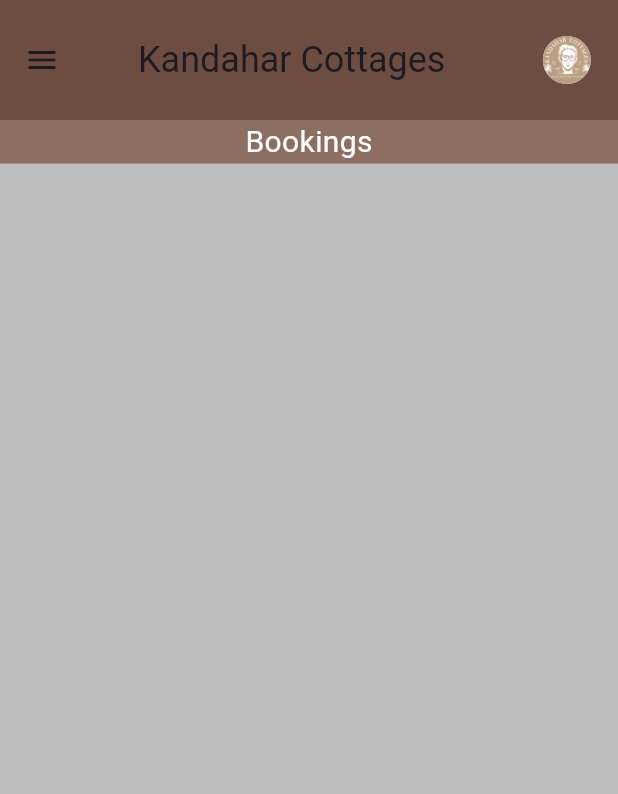
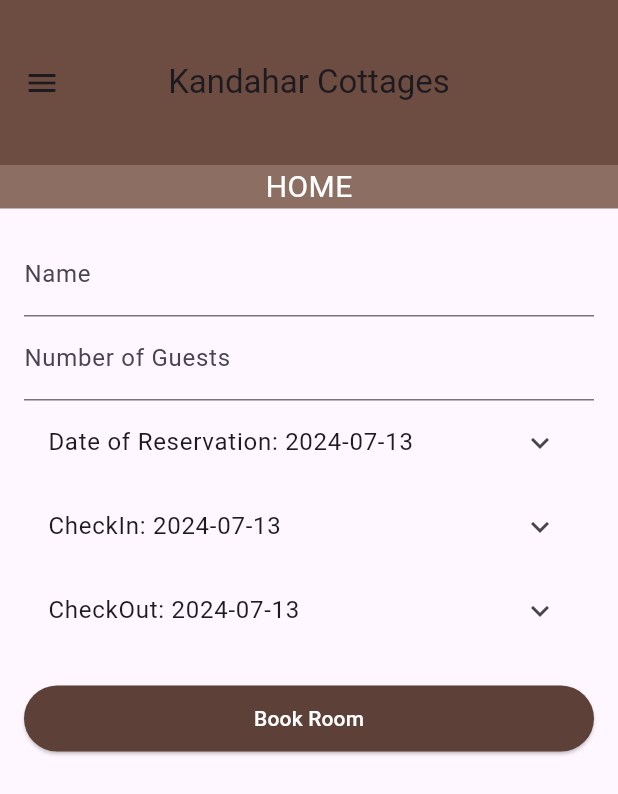
Before and after one commit to aileen717/kctech_frontend, a Flutter app: the Bookings screen opened by its route, on a phone screen of 412 x 824 dp. Shown: the top 794 px of the screen. Run offline on Flutter 3.47's test engine with Material 3 defaults, Android fonts, the phone set to English and light mode, and no system bars; our stand-ins replace carousel_slider, table_calendar.

Commit message:
Booking Page jp

```diff
--- a/lib/main.dart
+++ b/lib/main.dart
@@ -7,7 +7,7 @@ import 'package:kandahar/screens/bookings.dart';
 
 
 void main() => runApp(MaterialApp(
-initialRoute: '/',
+initialRoute: '/bookings',
 routes: {
 '/' : (context) => HomeScreen(),
 '/login' : (context) => Login(),
--- a/lib/screens/bookings.dart
+++ b/lib/screens/bookings.dart
@@ -6,30 +6,45 @@ class Bookings extends StatefulWidget {
 }
 
 class _BookingsState extends State<Bookings> {
+  final _formKey = GlobalKey<FormState>();
+  String _name = '';
+  String _email = '';
+  DateTime _reservationDate = DateTime.now();
+  DateTime _checkInDate = DateTime.now();
+  DateTime _checkOutDate = DateTime.now();
+
+  Future<void> _selectDate(BuildContext context, DateTime initialDate, Function(DateTime) onDateSelected) async {
+    final DateTime? picked = await showDatePicker(
+      context: context,
+      initialDate: initialDate,
+      firstDate: DateTime.now(),
+      lastDate: DateTime(2101),
+    );
+    if (picked != null && picked != initialDate) {
+      onDateSelected(picked);
+    }
+  }
+
+  void _submitForm() {
+    if (_formKey.currentState!.validate()) {
+      _formKey.currentState!.save();
+      print('Booking successful!');
+      print('Name: $_name');
+      print('Email: $_email');
+      print('Reservation Date: $_reservationDate');
+      print('CheckIn Date: $_checkInDate');
+      print('CheckOut Date: $_checkOutDate');
+    }
+  }
+
   @override
   Widget build(BuildContext context) {
     return Scaffold(
-      resizeToAvoidBottomInset: false,
-      backgroundColor: Colors.grey[400],
       appBar: AppBar(
+        title: Text('Kandahar Cottages'),
         backgroundColor: Colors.brown[600],
-        toolbarHeight: 80.0,
-        title: Row(
-          mainAxisAlignment: MainAxisAlignment.start,
-          children: [
-            SizedBox(width: 20), // Adjust the spacing as needed
-            Text(
-              'Kandahar Cottages',
-              style: TextStyle(fontSize: 24),
-            ),
-            SizedBox(width: 65.0,),
-            CircleAvatar(
-              radius: 16,
-              backgroundImage: AssetImage('assets/logo.png'), // Replace with your logo asset path
-            ),
-          ],
-        ),
         centerTitle: true,
+        toolbarHeight: 110.0,
       ),
       drawer: Drawer(
         child: ListView(
@@ -37,7 +52,7 @@ class _BookingsState extends State<Bookings> {
           children: <Widget>[
             DrawerHeader(
               decoration: BoxDecoration(
-                color: Colors.brown[500],
+                color: Colors.brown[900],
               ),
               child: Text(
                 'Menu',
@@ -75,13 +90,86 @@ class _BookingsState extends State<Bookings> {
         crossAxisAlignment: CrossAxisAlignment.stretch,
         children: <Widget>[
           PreferredSize(
-            preferredSize: Size.fromHeight(150.0),
+            preferredSize: Size.fromHeight(80.0),
             child: Container(
               color: Colors.brown[400],
               child: Center(
                 child: Text(
-                  'Bookings',
+                  'HOME',
                   style: TextStyle(color: Colors.white, fontSize: 20.0),
+                ),
+              ),
+            ),
+          ),
+          Expanded(
+            child: Padding(
+              padding: EdgeInsets.all(16.0),
+              child: Form(
+                key: _formKey,
+                child: ListView(
+                  children: [
+                    TextFormField(
+                      decoration: InputDecoration(labelText: 'Name'),
+                      validator: (value) {
+                        if (value!.isEmpty) {
+                          return 'Please enter your name';
+                        }
+                        return null;
+                      },
+                      onSaved: (value) {
+                        _name = value!;
+                      },
+                    ),
+                    TextFormField(
+                      decoration: InputDecoration(labelText: 'Number of Guests'),
+                      validator: (value) {
+                        if (value!.isEmpty) {
+                          return 'Please enter a valid Number of Guests';
+                        }
+                        return null;
+                      },
+                      onSaved: (value) {
+                        _email = value!;
+                      },
+                    ),
+                    ListTile(
+                      title: Text("Date of Reservation: ${_reservationDate.toLocal().toString().split(' ')[0]}"),
+                      trailing: Icon(Icons.keyboard_arrow_down),
+                      onTap: () => _selectDate(context, _reservationDate, (picked) {
+                        setState(() {
+                          _reservationDate = picked;
+                        });
+                      }),
+                    ),
+                    ListTile(
+                      title: Text("CheckIn: ${_checkInDate.toLocal().toString().split(' ')[0]}"),
+                      trailing: Icon(Icons.keyboard_arrow_down),
+                      onTap: () => _selectDate(context, _checkInDate, (picked) {
+                        setState(() {
+                          _checkInDate = picked;
+                        });
+                      }),
+                    ),
+                    ListTile(
+                      title: Text("CheckOut: ${_checkOutDate.toLocal().toString().split(' ')[0]}"),
+                      trailing: Icon(Icons.keyboard_arrow_down),
+                      onTap: () => _selectDate(context, _checkOutDate, (picked) {
+                        setState(() {
+                          _checkOutDate = picked;
+                        });
+                      }),
+                    ),
+                    SizedBox(height: 20.0),
+                    ElevatedButton(
+                      onPressed: _submitForm,
+                      child: Text('Book Room'),
+                      style: ElevatedButton.styleFrom(
+                        backgroundColor: Colors.brown[700], // Background color
+                        foregroundColor: Colors.white, // Text color
+                        padding: EdgeInsets.symmetric(horizontal: 24.0, vertical: 12.0),
+                      ),
+                    ),
+                  ],
                 ),
               ),
             ),
--- a/pubspec.yaml
+++ b/pubspec.yaml
@@ -12,6 +12,7 @@ dependencies:
   carousel_slider: ^4.0.0
   table_calendar: ^3.0.2
   http: ^1.2.1
+  provider: ^5.0.0
 
 dev_dependencies:
   flutter_test:
```
Also changed, not shown: pubspec.lock.
